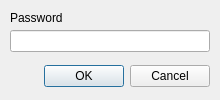
Before: the Qt Designer form src/desktop/ui/OpenPasswordDialog.ui in akb825/NoteVault, drawn with Qt 5.
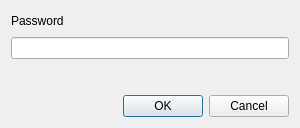
After: the same form once the commit is applied.

The edit to the form file:
```diff
--- a/src/desktop/ui/OpenPasswordDialog.ui
+++ b/src/desktop/ui/OpenPasswordDialog.ui
@@ -6,55 +6,87 @@
    <rect>
     <x>0</x>
     <y>0</y>
-    <width>220</width>
-    <height>100</height>
+    <width>300</width>
+    <height>128</height>
    </rect>
   </property>
+  <property name="sizePolicy">
+   <sizepolicy hsizetype="Expanding" vsizetype="Expanding">
+    <horstretch>0</horstretch>
+    <verstretch>0</verstretch>
+   </sizepolicy>
+  </property>
+  <property name="minimumSize">
+   <size>
+    <width>300</width>
+    <height>0</height>
+   </size>
+  </property>
   <property name="windowTitle">
    <string>Enter Password</string>
   </property>
-  <widget class="QDialogButtonBox" name="buttonBox">
-   <property name="geometry">
-    <rect>
-     <x>0</x>
-     <y>60</y>
-     <width>210</width>
-     <height>32</height>
-    </rect>
-   </property>
-   <property name="orientation">
-    <enum>Qt::Horizontal</enum>
-   </property>
-   <property name="standardButtons">
-    <set>QDialogButtonBox::Cancel|QDialogButtonBox::Ok</set>
-   </property>
-  </widget>
-  <widget class="QLabel" name="label">
-   <property name="geometry">
-    <rect>
-     <x>10</x>
-     <y>10</y>
-     <width>81</width>
-     <height>16</height>
-    </rect>
-   </property>
-   <property name="text">
-    <string>Password</string>
-   </property>
-  </widget>
-  <widget class="QLineEdit" name="password">
-   <property name="geometry">
-    <rect>
-     <x>10</x>
-     <y>30</y>
-     <width>200</width>
-     <height>22</height>
-    </rect>
-   </property>
-   <property name="echoMode">
-    <enum>QLineEdit::Password</enum>
-   </property>
-  </widget>
+  <layout class="QVBoxLayout" name="verticalLayout">
+   <item>
+    <layout class="QHBoxLayout" name="horizontalLayout">
+     <item>
+      <widget class="QLabel" name="label">
+       <property name="text">
+        <string>Password</string>
+       </property>
+      </widget>
+     </item>
+     <item>
+      <spacer name="horizontalSpacer">
+       <property name="orientation">
+        <enum>Qt::Horizontal</enum>
+       </property>
+       <property name="sizeHint" stdset="0">
+        <size>
+         <width>40</width>
+         <height>20</height>
+        </size>
+       </property>
+      </spacer>
+     </item>
+    </layout>
+   </item>
+   <item>
+    <widget class="QLineEdit" name="password">
+     <property name="sizePolicy">
+      <sizepolicy hsizetype="Expanding" vsizetype="MinimumExpanding">
+       <horstretch>0</horstretch>
+       <verstretch>0</verstretch>
+      </sizepolicy>
+     </property>
+     <property name="echoMode">
+      <enum>QLineEdit::Password</enum>
+     </property>
+    </widget>
+   </item>
+   <item>
+    <spacer name="verticalSpacer">
+     <property name="orientation">
+      <enum>Qt::Vertical</enum>
+     </property>
+     <property name="sizeHint" stdset="0">
+      <size>
+       <width>20</width>
+       <height>40</height>
+      </size>
+     </property>
+    </spacer>
+   </item>
+   <item>
+    <widget class="QDialogButtonBox" name="buttonBox">
+     <property name="orientation">
+      <enum>Qt::Horizontal</enum>
+     </property>
+     <property name="standardButtons">
+      <set>QDialogButtonBox::Cancel|QDialogButtonBox::Ok</set>
+     </property>
+    </widget>
+   </item>
+  </layout>
  </widget>
  <tabstops>
   <tabstop>password</tabstop>
```
